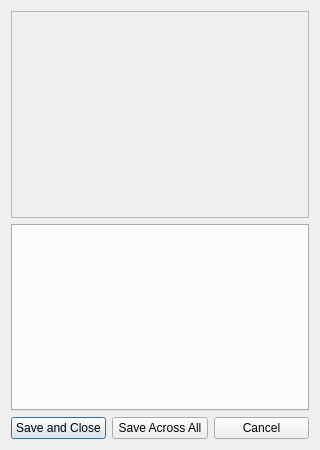
First picture: the form in KryptaEditor/ObjectSettingsDialog.ui, repository cellproductions/KryptaEditorQT, before the edit.
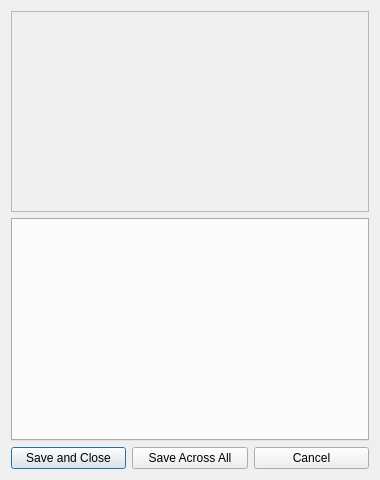
Second picture: the form after the edit.

The edit to the form file:
```diff
--- a/KryptaEditor/ObjectSettingsDialog.ui
+++ b/KryptaEditor/ObjectSettingsDialog.ui
@@ -6,8 +6,8 @@
    <rect>
     <x>0</x>
     <y>0</y>
-    <width>320</width>
-    <height>450</height>
+    <width>380</width>
+    <height>480</height>
    </rect>
   </property>
   <property name="windowTitle">
@@ -15,7 +15,7 @@
   </property>
   <layout class="QVBoxLayout" name="verticalLayout_2">
    <item>
-    <layout class="QVBoxLayout" name="verticalLayout" stretch="50,45,5">
+    <layout class="QVBoxLayout" name="verticalLayout" stretch="45,50,5">
      <item>
       <widget class="QLabel" name="lObject">
        <property name="sizePolicy">
```
